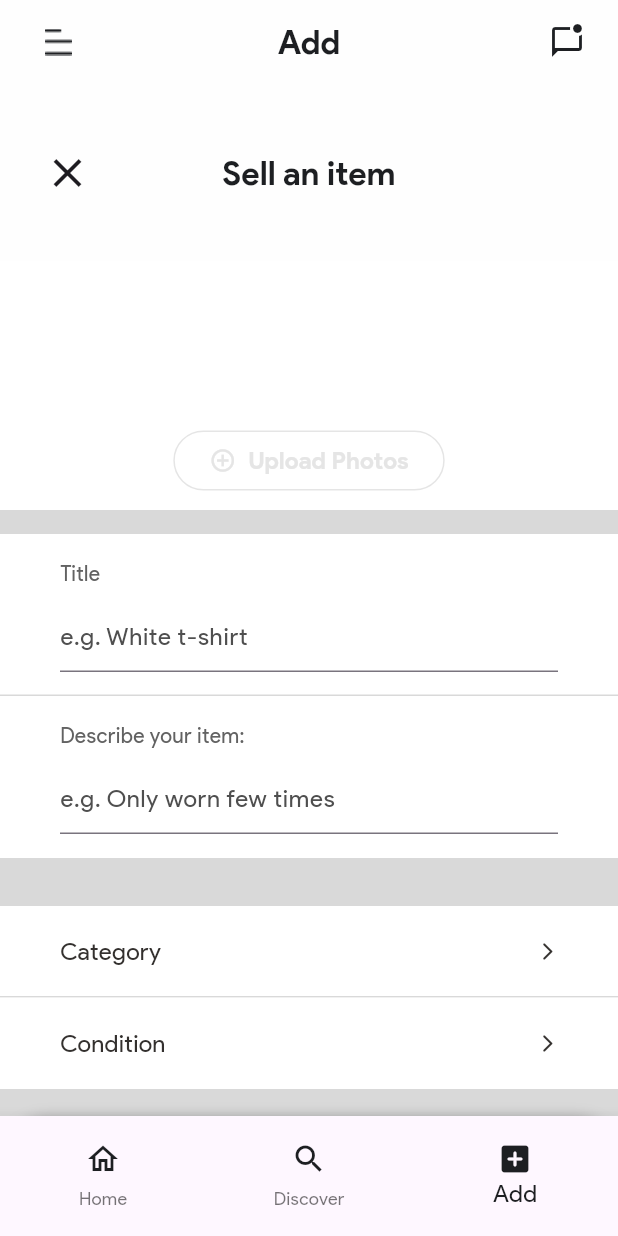
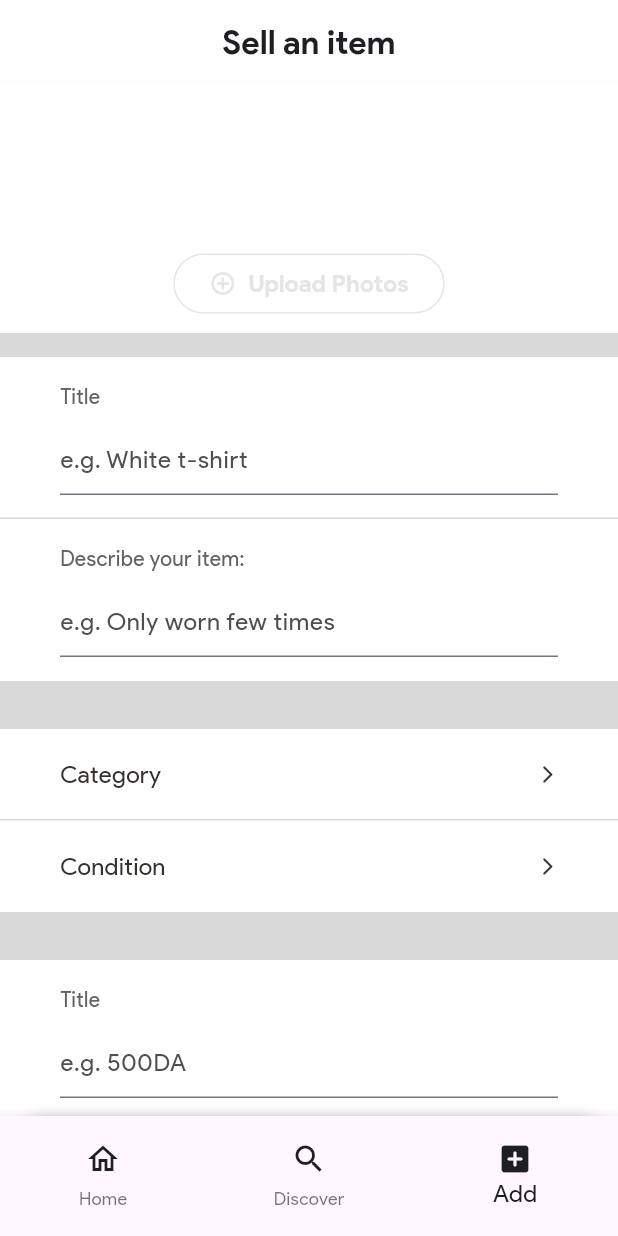
Before and after one commit to muohannedxd/ShedMedd, a Flutter app: the screen it shows after launch, item 3 of the bottom bar chosen, on a phone screen of 412 x 824 dp. Run offline on Flutter 3.47's test engine with Material 3 defaults, Android fonts, the phone set to English and light mode, and no system bars; our stand-ins replace image_picker; missing offline and left inert: flutterotpfield.

Commit message:
adding items fixed

```diff
--- a/lib/components/Bar.dart
+++ b/lib/components/Bar.dart
@@ -2,7 +2,7 @@ import 'package:flutter/material.dart';
 import 'package:shedmedd/constants/customColors.dart';
 import 'package:shedmedd/constants/textSizes.dart';
 
-AppBar Bar(title) {
+AppBar Bar(title, subpage) {
   return AppBar(
     elevation: 0,
     backgroundColor: CustomColors.bgColor,
@@ -17,18 +17,18 @@ AppBar Bar(title) {
     leading: Builder(
       builder: (context) => Padding(
         padding: const EdgeInsets.only(left: 22),
-        child: IconButton(
+        child: !subpage ? IconButton(
           icon: Image.asset('assets/icons/menu.png',
               color: CustomColors.textPrimary),
           onPressed: () => Scaffold.of(context).openDrawer(),
-        ),
+        ) : Visibility(visible: false, child: Text(''))
       ),
     ),
     actions: [
-      Padding(
+      !subpage ? Padding(
         padding: const EdgeInsets.only(right: 22),
         child: Icon(Icons.mark_chat_unread_outlined, color: CustomColors.textPrimary,),
-      )
+      ) : Visibility(visible: false, child: Text(''))
     ],
   );
 }
--- a/lib/screens/Post_item/post_an_new_item.dart
+++ b/lib/screens/Post_item/post_an_new_item.dart
@@ -3,7 +3,6 @@ import 'dart:io';
 import 'package:image_picker/image_picker.dart';
 import 'package:shedmedd/screens/Post_item/condition.dart';
 import '../../constants/customColors.dart';
-import '../../constants/textSizes.dart';
 
 class PostAnItem extends StatefulWidget {
   const PostAnItem({super.key});
@@ -30,36 +29,7 @@ class _PostAnItemState extends State<PostAnItem> {
   Widget build(BuildContext context) {
     return Scaffold(
       backgroundColor: CustomColors.backgroundForPostItem,
-      appBar: AppBar(
-        toolbarHeight: 118,
-        elevation: 0,
-        backgroundColor: CustomColors.bgColor,
-        title: Container(
-          child: Text(
-            "Sell an item",
-            style: TextStyle(
-              fontSize: TextSizes.subtitle,
-              color: CustomColors.textPrimary,
-              fontWeight: FontWeight.bold,
-            ),
-          ),
-        ),
-        centerTitle: true,
-        leadingWidth: 90,
-        leading: Builder(
-          builder: (context) => Container(
-            margin: EdgeInsets.only(left: 0),
-            child: IconButton(
-              icon: Icon(
-                Icons.close,
-                size: 32,
-              ),
-              onPressed: () => Navigator.of(context).pop(),
-            ),
-          ),
-        ),
-        actions: [],
-      ),
+
       body: Container(
         child: ListView(
           children: [
--- a/lib/screens/Shop/Home.dart
+++ b/lib/screens/Shop/Home.dart
@@ -31,13 +31,18 @@ class _ShopState extends State<Shop> {
   @override
   Widget build(BuildContext context) {
     // list of pages
-    List<Widget> _pages = <Widget>[ShopHome(items: items), Discover(), PostAnItem()];
-    List<String> _pageTitles = ['ShedMedd', 'Discover', 'Add'];
+    List<Widget> _pages = <Widget>[
+      ShopHome(items: items),
+      Discover(),
+      PostAnItem()
+    ];
+    List<String> _pageTitles = ['ShedMedd', 'Discover', 'Sell an item'];
+    List<bool> _isSubpage = [false, false, true];
 
     return ScrollConfiguration(
       behavior: BehaviorOfScroll(),
       child: Scaffold(
-        appBar: Bar(_pageTitles[currentPageIndex]),
+        appBar: Bar(_pageTitles[currentPageIndex], _isSubpage[currentPageIndex]),
         drawer: AppDrawer(
           current: currentPageIndex,
         ),
```
